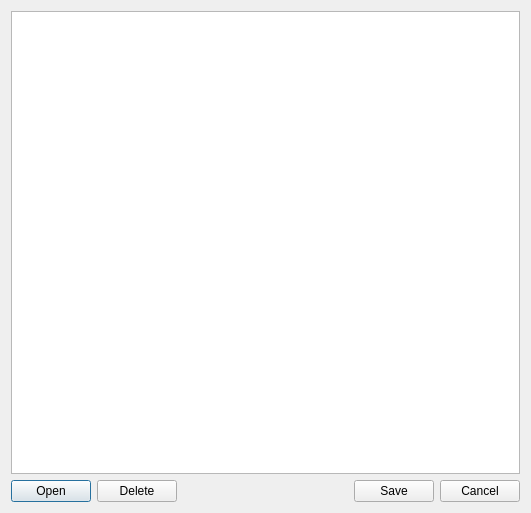
First picture: the form in ui/bookmark.ui, repository git-cola/git-cola, before the edit.
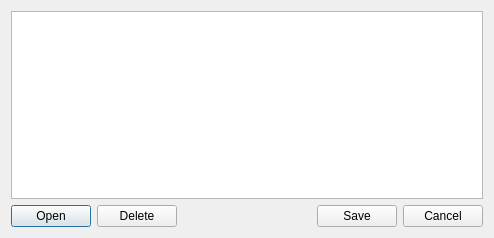
Second picture: the form after the edit.

Commit message:
views: remove exec_ calls so that all dialogs are non-modal
Calling exec_ makes it so that the parent window cannot be
raised above the child window.  This removes all exec()
calls to prevent this.

Patch:
```diff
--- a/ui/bookmark.ui
+++ b/ui/bookmark.ui
@@ -5,8 +5,8 @@
    <rect>
     <x>0</x>
     <y>0</y>
-    <width>531</width>
-    <height>513</height>
+    <width>494</width>
+    <height>238</height>
    </rect>
   </property>
   <property name="windowTitle" >
```
Left out of the diff: 18 changed lines with no effect on the pictures. The commit also changes 4 other files.
